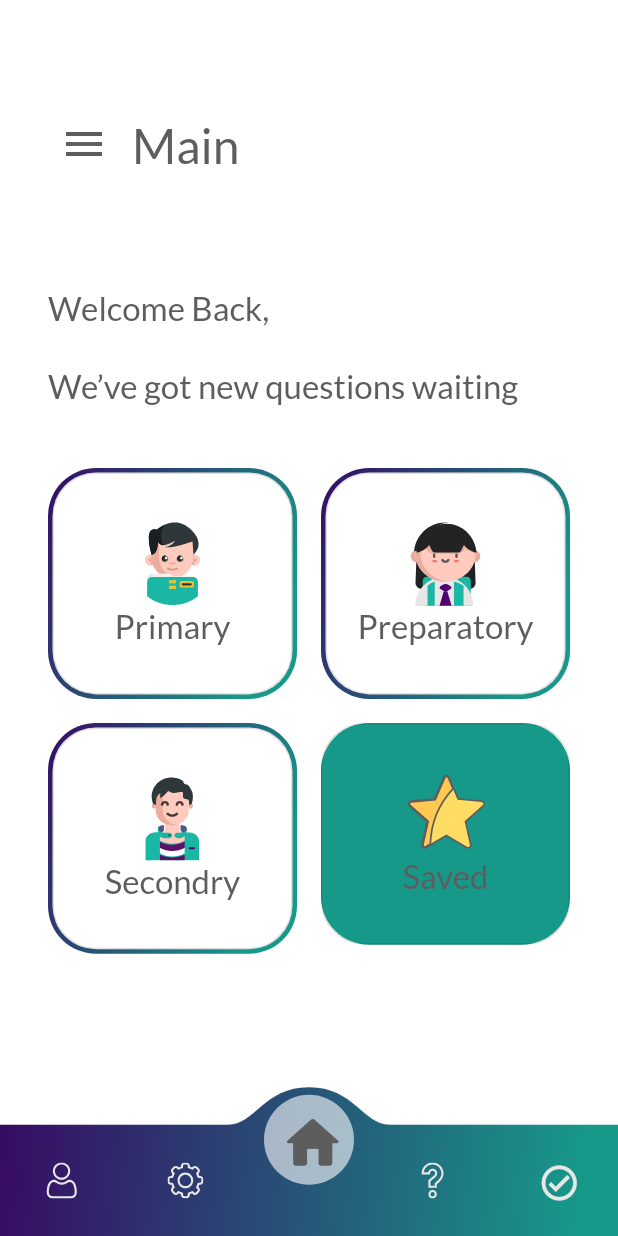
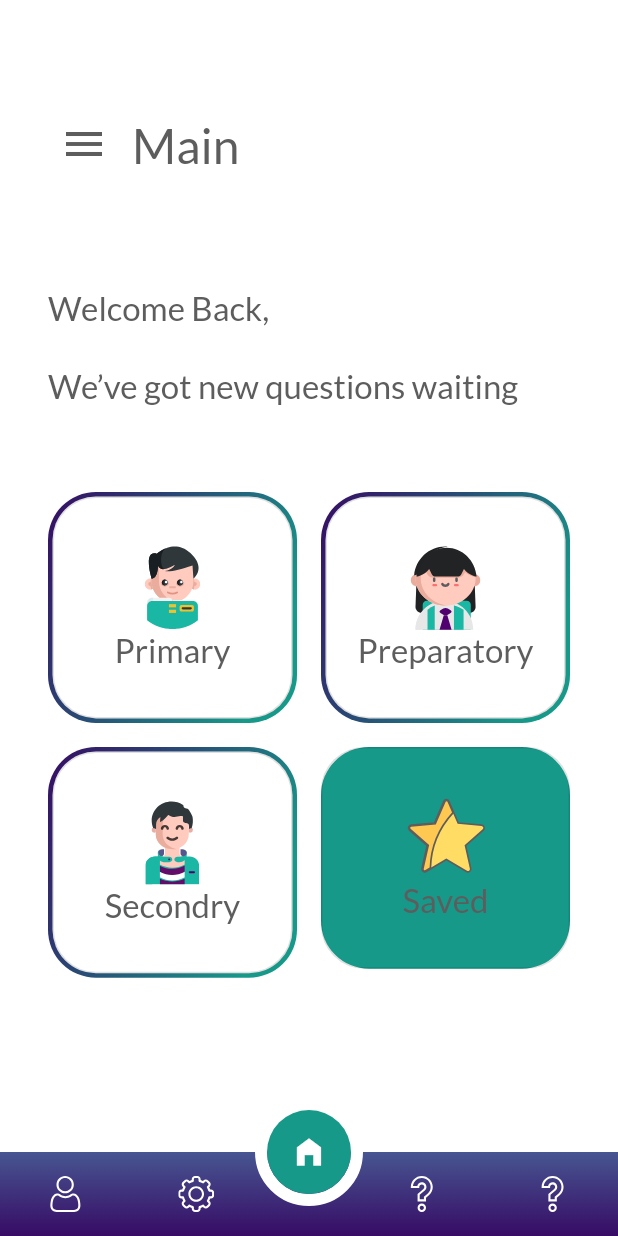
Before and after one commit to PeterAtger/dsp_teacher_application, a Flutter app: the MainScreen screen opened by its route, on a phone screen of 412 x 824 dp. Run offline on Flutter 3.47's test engine with Material 2 defaults, Android fonts, the phone set to English and light mode, and no system bars; drawn by our look-alikes of convex_bottom_bar; our stand-ins replace auto_size_text, flutter_svg; missing offline and left inert: adobe_xd.

Commit message:
Added Diff Nav Bar

```diff
--- /dev/null
+++ b/lib/Presentation/Pages/main_screen/components/diff_nav_bar.dart
@@ -0,0 +1,103 @@
+import 'package:dsp_teacher_application/Presentation/Theme/theme.dart';
+import 'package:flutter/material.dart';
+import 'package:flutter_svg/svg.dart';
+
+class DiffNavBar extends StatefulWidget {
+  @override
+  _DiffNavBarState createState() => _DiffNavBarState();
+}
+
+class _DiffNavBarState extends State<DiffNavBar> {
+  List<String> _widgetOptions = [
+    '/profile',
+    '/setting',
+    '/MainScreen',
+    '/profile',
+    '/profile',
+  ];
+  void _onItemTap(int index) {
+    setState(() {
+      Navigator.pushReplacementNamed(context, _widgetOptions[index]);
+      //(index==2)?Navigator.popUntil(context, ModalRoute.withName('/QuestionsList')):Navigator.pushNamed(context, _widgetOptions[index]);
+    });
+  }
+
+  @override
+  Widget build(BuildContext context) {
+    return Container(
+      height: 56,
+      child: Stack(
+        children: [
+          Container(
+            decoration: BoxDecoration(
+                gradient: LinearGradient(
+                    begin: Alignment.bottomCenter,
+                    end: Alignment.topCenter,
+                    colors: [
+                  AppColors.cPurple,
+                  Color.fromARGB(255, 71, 86, 146),
+                ])),
+            height: 56,
+          ),
+          Container(
+            height: 56,
+            child: Row(
+              mainAxisSize: MainAxisSize.max,
+              mainAxisAlignment: MainAxisAlignment.spaceAround,
+              children: <Widget>[
+                InkWell(
+                  onTap: () {},
+                  child: SvgPicture.asset(
+                    'lib/Presentation/Images/user_outlined.svg',
+                    height: 24,
+                    color: AppColors.cWhite,
+                  ),
+                ),
+                SvgPicture.asset(
+                  'lib/Presentation/Images/setting.svg',
+                  height: 24,
+                  color: AppColors.cWhite,
+                ),
+                Text(''),
+                SvgPicture.asset(
+                  'lib/Presentation/Images/question.svg',
+                  height: 24,
+                  color: AppColors.cWhite,
+                ),
+                SvgPicture.asset(
+                  'lib/Presentation/Images/question.svg',
+                  height: 24,
+                  color: AppColors.cWhite,
+                ),
+              ],
+            ),
+          ),
+        ],
+      ),
+    );
+  }
+}
+
+class FAB extends StatelessWidget {
+  const FAB({
+    Key key,
+  }) : super(key: key);
+
+  @override
+  Widget build(BuildContext context) {
+    return Container(
+      decoration: BoxDecoration(
+        border: Border.all(color: AppColors.cWhite, width: 8),
+        shape: BoxShape.circle,
+      ),
+      child: FloatingActionButton(
+        elevation: 0,
+        focusColor: AppColors.cGreen,
+        child: Icon(
+          Icons.home_filled,
+        ),
+        onPressed: () {},
+      ),
+    );
+  }
+}
--- a/lib/Presentation/Pages/main_screen/main_screen.dart
+++ b/lib/Presentation/Pages/main_screen/main_screen.dart
@@ -1,3 +1,4 @@
+import 'package:dsp_teacher_application/Presentation/Pages/main_screen/components/diff_nav_bar.dart';
 import 'package:flutter/material.dart';
 import 'package:dsp_teacher_application/Presentation/Theme/theme.dart';
 import 'package:dsp_teacher_application/Presentation/Pages/main_screen/components/gradientOutline.dart';
@@ -23,11 +24,13 @@ class _MainScreenState extends State<MainScreen> {
       ),
     );
     return Scaffold(
+      floatingActionButton: FAB(),
+      floatingActionButtonLocation: FloatingActionButtonLocation.centerDocked,
       body: _ScreenBody(outlineButtonStyle: outlineButtonStyle, size: size),
       drawer: SideMenu(
         size: size,
       ),
-      bottomNavigationBar: NavBar(),
+      bottomNavigationBar: DiffNavBar(),
     );
   }
 }
@@ -79,7 +82,7 @@ class _ScreenBody extends StatelessWidget {
           style: AppFonts.appText.copyWith(color: AppColors.cDarkGrey),
         ),
         SizedBox(
-          height: 16,
+          height: 32,
         ),
         QuestionLevelTable(outlineButtonStyle: outlineButtonStyle, size: size),
       ]),
```
